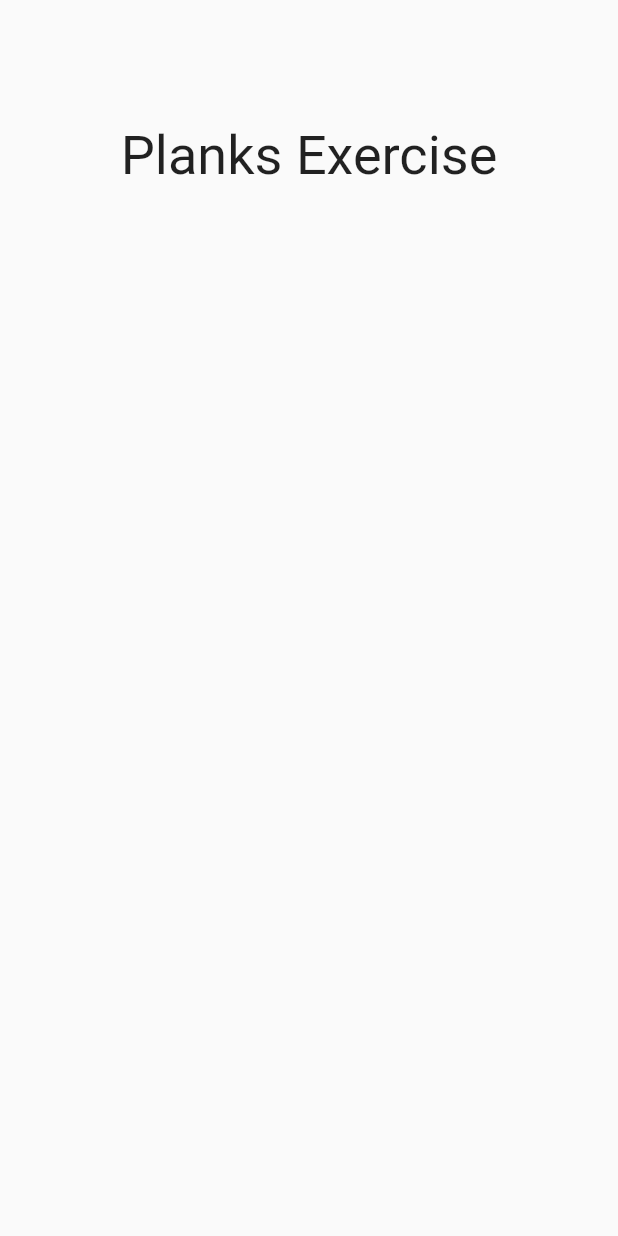
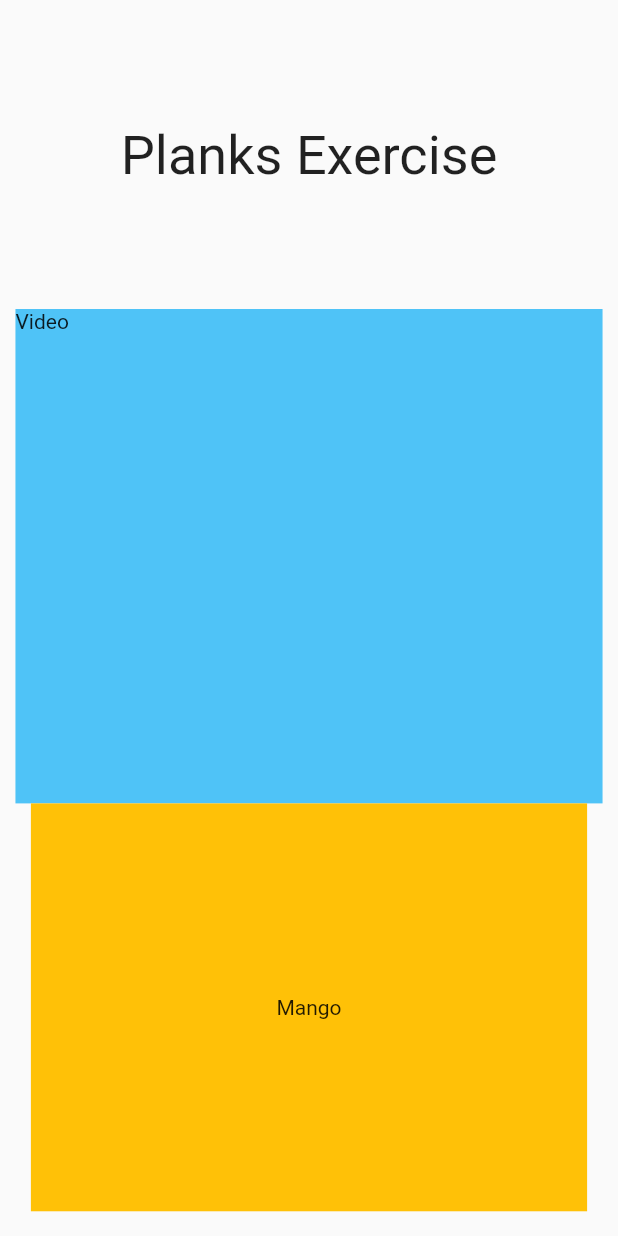
Before and after one commit to YasinGujjar/real_bodies, a Flutter app: the screen it shows after launch, on a phone screen of 412 x 824 dp. Run offline on Flutter 3.47's test engine with Material 2 defaults, Android fonts, the phone set to English and light mode, and no system bars.

Commit message:
exercise layout

```diff
--- a/lib/pages/exercise.dart
+++ b/lib/pages/exercise.dart
@@ -1,4 +1,5 @@
 import 'package:flutter/material.dart';
+import 'package:real_bodies/theme/palette.dart';
 
 class Exercise extends StatefulWidget {
 
@@ -27,7 +28,7 @@ class _ExerciseState extends State<Exercise> {
             height: height * 0.10,
           ),
           Container(
-            height: height *0.05,
+            height: height * 0.05,
             child: FittedBox(
               fit: BoxFit.cover,
               child: Text('Planks Exercise'),
@@ -38,6 +39,18 @@ class _ExerciseState extends State<Exercise> {
           Container(
             height: height * 0.10,
           ),
+          Container(
+            height: height * 0.40,
+            width:  width * 0.95,
+            color: Palette.accentColor,
+            child: Text('Video'),
+          ),
+          Container(
+            height: height * 0.33,
+            width: width * 0.90,
+            color: Colors.amber,
+            child: Center(child: Text('Mango')),
+          )
         ],
       ),
     );
```
